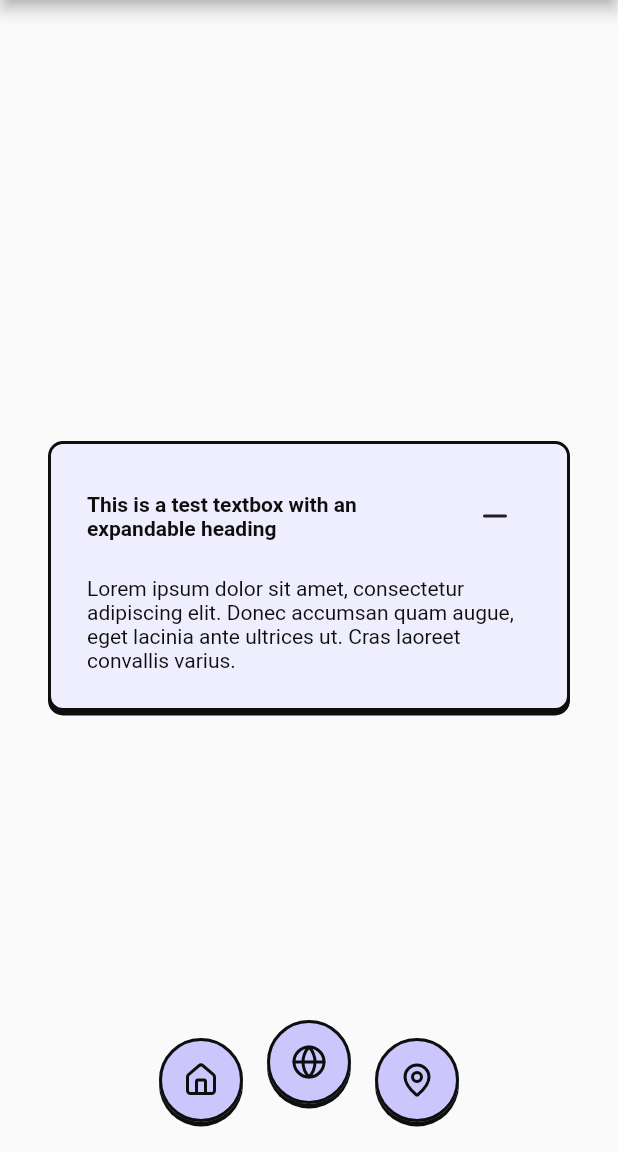
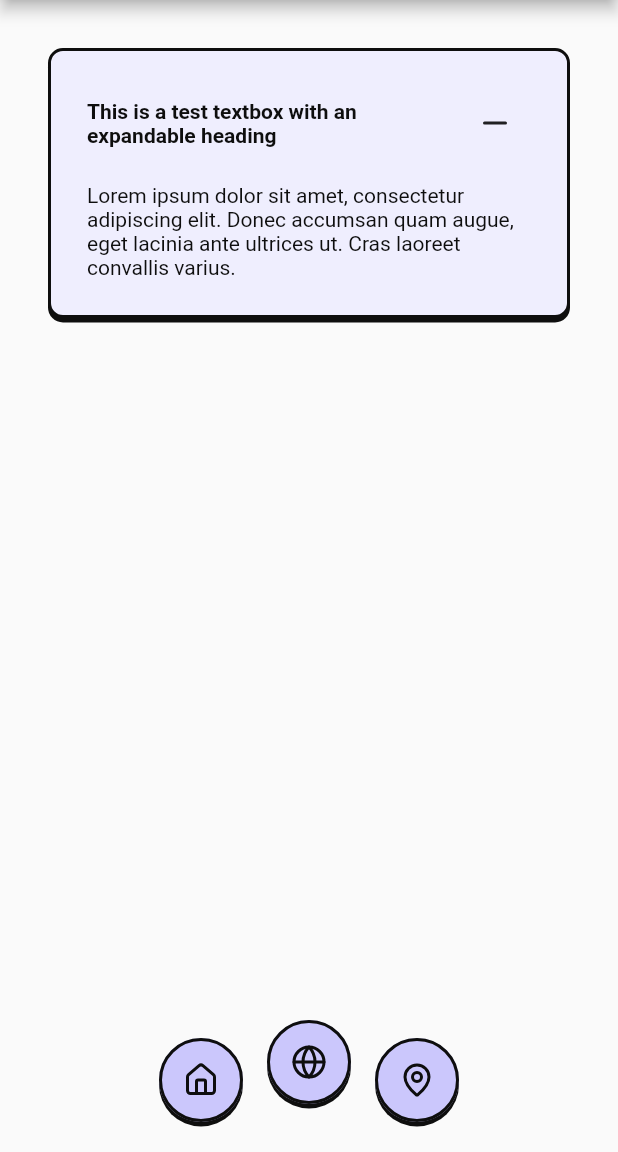
Before and after one commit to DECO-Demons/decarl, a Flutter app: the screen it shows after launch, on a phone screen of 412 x 824 dp, the part 84-1236 px from its top. Run offline on Flutter 3.47's test engine with Material 2 defaults, Android fonts, the phone set to English and light mode, and no system bars; our stand-ins replace cloud_firestore, firebase_core, firebase_database, geolocator, google_maps_flutter, location and 1 more; missing offline and left inert: ar_flutter_plugin, geoflutterfire2; accounts and stored records are empty.

Commit message:
fix: displays empty shrinkbox when widget is hidden instead of empty container

```diff
--- a/lib/components/textbox.dart
+++ b/lib/components/textbox.dart
@@ -58,11 +58,9 @@ class _TextBoxState extends State<CustomTextBox> {
         ),
         child: Column(mainAxisSize: MainAxisSize.min, children: [
           widget.heading == null
-              ? Container()
+              ? const SizedBox.shrink()
               : Padding(
-                  padding: isExpanded
-                      ? const EdgeInsets.only(bottom: 16)
-                      : const EdgeInsets.all(0),
+                  padding: EdgeInsets.only(bottom: isExpanded ? 16 : 0),
                   child: Row(children: [
                     Expanded(
                       child: Text(widget.heading!,
@@ -85,7 +83,7 @@ class _TextBoxState extends State<CustomTextBox> {
                   style: const TextStyle(
                       color: AppColors.outline,
                       decoration: TextDecoration.none))
-              : Container(),
+              : const SizedBox.shrink(),
         ]));
   }
 }
--- a/lib/screens/home.dart
+++ b/lib/screens/home.dart
@@ -11,7 +11,7 @@ class HomePage extends StatelessWidget {
     return Container(
       padding: const EdgeInsets.all(32),
       child: const Align(
-          alignment: Alignment.center,
+          alignment: Alignment.topCenter,
           child: CustomTextBox(
             heading: "This is a test textbox with an expandable heading",
             body: 'Lorem ipsum dolor sit amet, consectetur adipiscing elit. '
```
